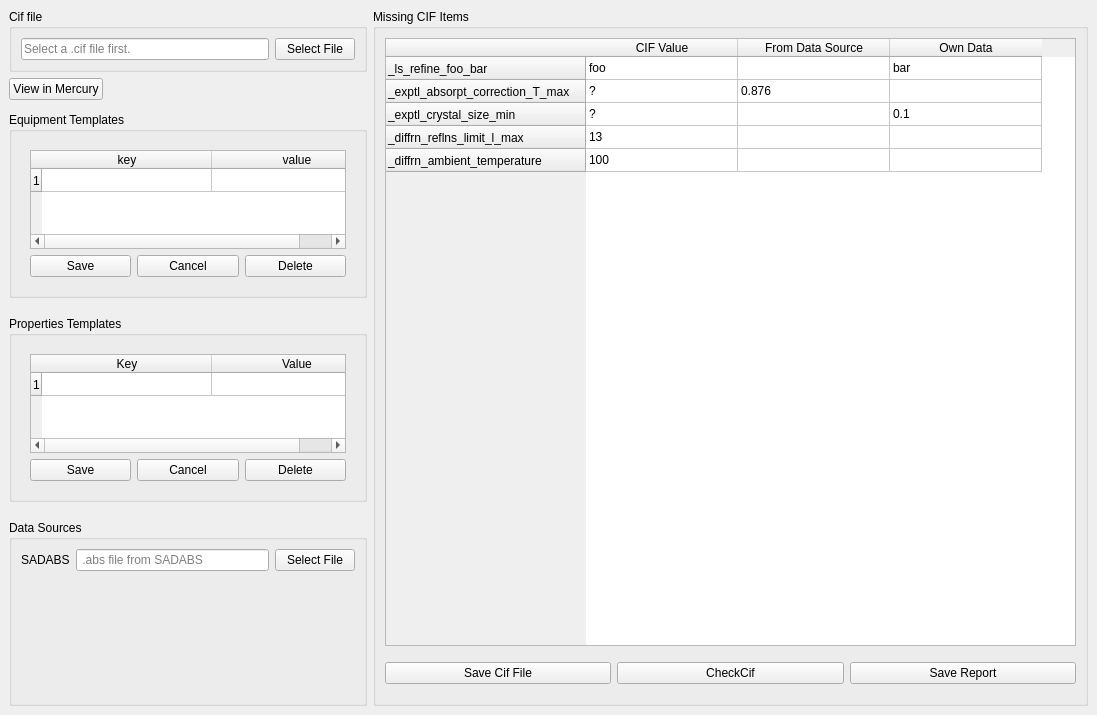
Above: gui/finalcif_gui.ui from dkratzert/FinalCif before the change. Below: the same form after it.
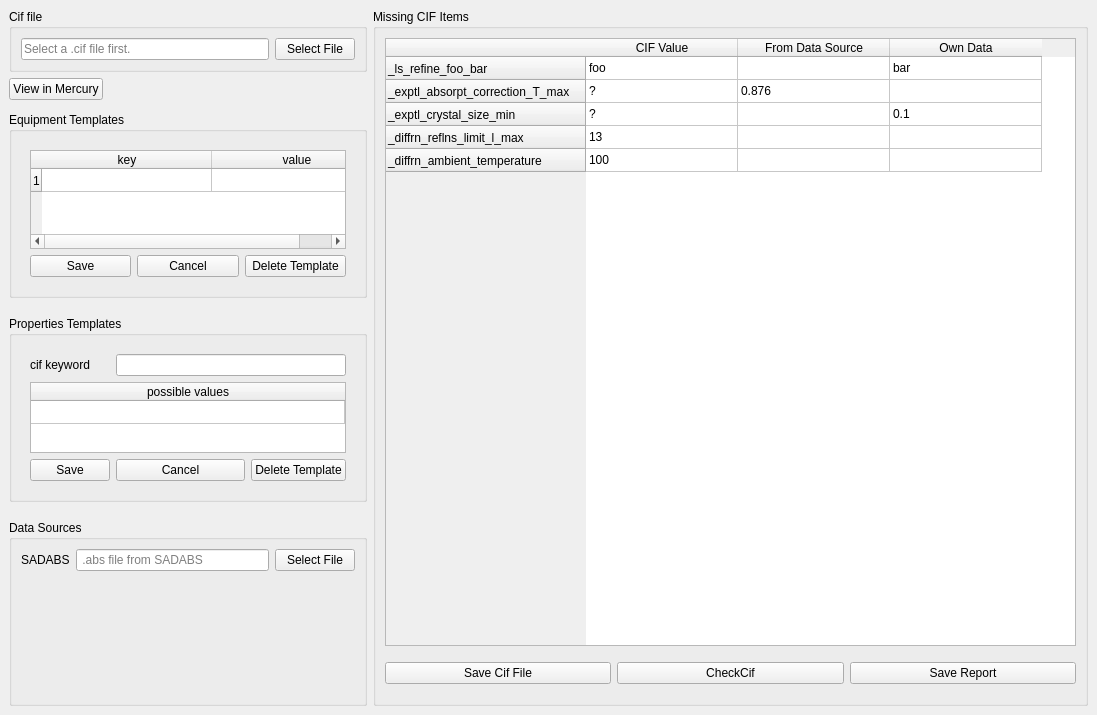
That is the form after the change.

Commit message: editing of equipment finished

The edit to the form file:
```diff
--- a/gui/finalcif_gui.ui
+++ b/gui/finalcif_gui.ui
@@ -373,7 +373,7 @@
            <item row="1" column="2">
             <widget class="QPushButton" name="DeleteEquipmentButton">
              <property name="text">
-              <string>Delete</string>
+              <string>Delete Template</string>
              </property>
             </widget>
            </item>
@@ -515,21 +515,28 @@
          </widget>
          <widget class="QWidget" name="PropertiesEditPage">
           <layout class="QGridLayout" name="gridLayout_5">
-           <item row="1" column="0">
+           <item row="0" column="0">
+            <widget class="QLabel" name="label">
+             <property name="text">
+              <string>cif keyword</string>
+             </property>
+            </widget>
+           </item>
+           <item row="3" column="3">
+            <widget class="QPushButton" name="DeletePropertiesButton">
+             <property name="text">
+              <string>Delete Template</string>
+             </property>
+            </widget>
+           </item>
+           <item row="3" column="0">
             <widget class="QPushButton" name="SavePropertiesButton">
              <property name="text">
               <string>Save</string>
              </property>
             </widget>
            </item>
-           <item row="1" column="2">
-            <widget class="QPushButton" name="DeletePropertiesButton">
-             <property name="text">
-              <string>Delete</string>
-             </property>
-            </widget>
-           </item>
-           <item row="0" column="0" colspan="3">
+           <item row="1" column="0" colspan="4">
             <widget class="QTableWidget" name="PropertiesEditTableWidget">
              <property name="autoScroll">
               <bool>false</bool>
@@ -552,6 +559,9 @@
              <property name="rowCount">
               <number>1</number>
              </property>
+             <attribute name="horizontalHeaderVisible">
+              <bool>true</bool>
+             </attribute>
              <attribute name="horizontalHeaderDefaultSectionSize">
               <number>170</number>
              </attribute>
@@ -561,23 +571,24 @@
              <attribute name="horizontalHeaderStretchLastSection">
               <bool>true</bool>
              </attribute>
+             <attribute name="verticalHeaderVisible">
+              <bool>false</bool>
+             </attribute>
              <attribute name="verticalHeaderDefaultSectionSize">
               <number>23</number>
              </attribute>
              <row/>
              <column>
               <property name="text">
-               <string>Key</string>
-              </property>
-             </column>
-             <column>
-              <property name="text">
-               <string>Value</string>
+               <string>possible values</string>
               </property>
              </column>
             </widget>
            </item>
-           <item row="1" column="1">
+           <item row="0" column="1" colspan="3">
+            <widget class="QLineEdit" name="lineEdit"/>
+           </item>
+           <item row="3" column="1" colspan="2">
             <widget class="QPushButton" name="CancelPropertiesButton">
              <property name="text">
               <string>Cancel</string>
```
The commit also changes 2 other files.
